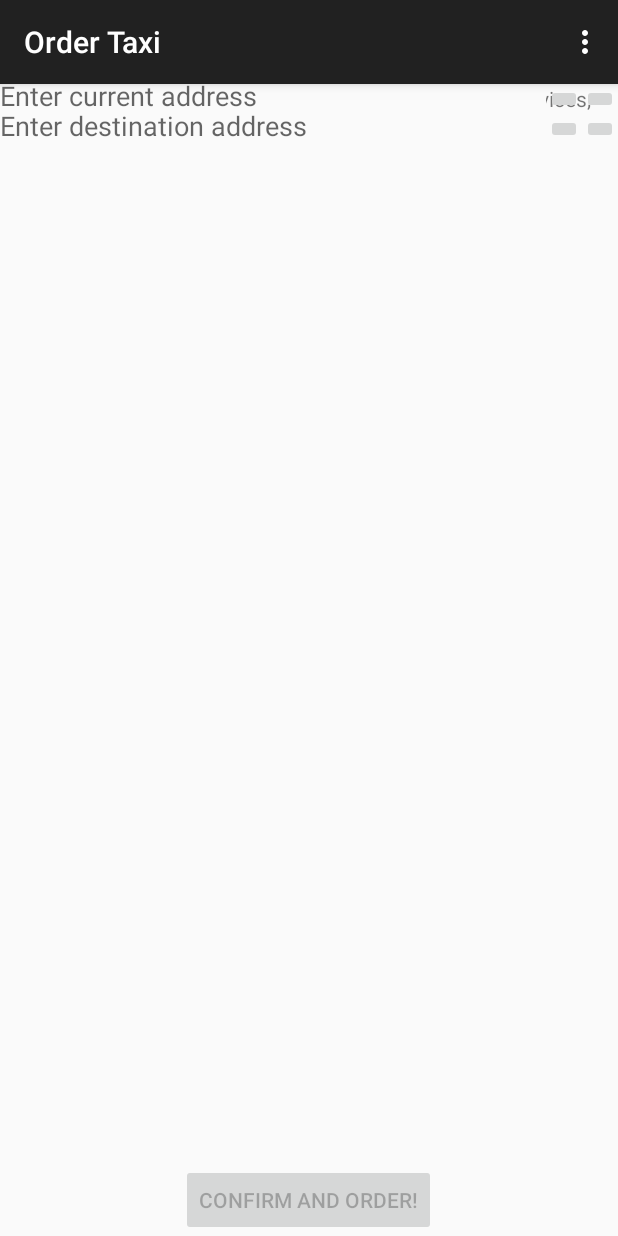
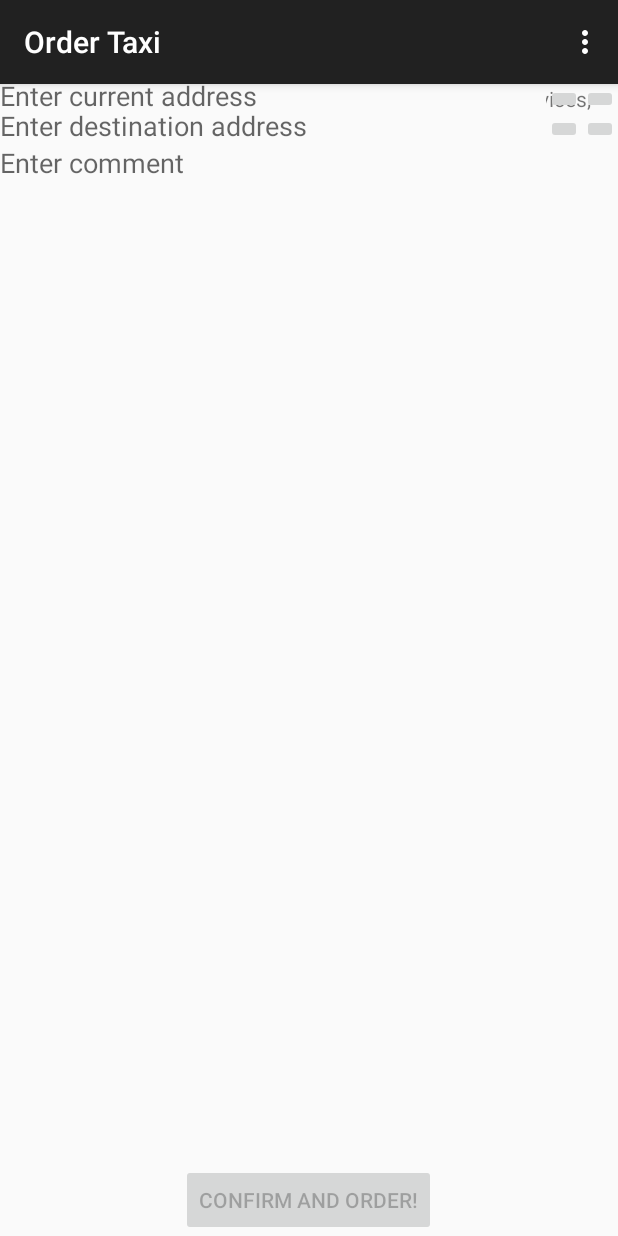
Before and after one commit to bboyadzhiev/Get-A-Taxi.MobileClient, an Android app: the fragment AddressesInputsFragment placed in its activity, on a phone screen of 412 x 824 dp. Run offline under Robolectric (Android 15) with nearby library versions, the phone set to English and light mode, and no system bars; libraries missing offline, so code that uses them is left out: org.parceler, retrofit.client, retrofit.mime; 1 statement that could not run was skipped.

Commit message:
- ui fixes

```diff
--- a/Get-A-Taxi/app/src/main/res/layout/addresses_fragment.xml
+++ b/Get-A-Taxi/app/src/main/res/layout/addresses_fragment.xml
@@ -68,5 +68,20 @@
             android:layout_alignParentRight="true"
             />
     </RelativeLayout>
+    <RelativeLayout
+        android:id="@+id/commentGroup"
+        android:layout_width="match_parent"
+        android:layout_height="wrap_content"
+        android:layout_below="@id/destinationGroup"
+        >
+        <EditText
+            android:id="@+id/commentEditText"
+            android:layout_width="match_parent"
+            android:layout_height="wrap_content"
+            android:hint="@string/enter_comment"
+            android:layout_alignParentTop="true"
+            android:background="@color/background_material_light"
+            />
+    </RelativeLayout>
 
 </RelativeLayout>
--- a/Get-A-Taxi/app/src/main/res/values/strings_locations.xml
+++ b/Get-A-Taxi/app/src/main/res/values/strings_locations.xml
@@ -12,6 +12,7 @@
     <string name="stored_location_btn_txt">...</string>
     <string name="enter_current_address">Enter current address</string>
     <string name="enter_destination_address">Enter destination address</string>
+    <string name="enter_comment">Enter comment</string>
     <string name="address_found">Address located successfully!</string>
     <string name="location_found">Your location was found!</string>
     <string name="service_not_available">Address fetching service unavailable!</string>
```
Also changed, not shown: Get-A-Taxi/app/src/main/java/com/getataxi/client/OrderMap.java (+128 -55 lines).
